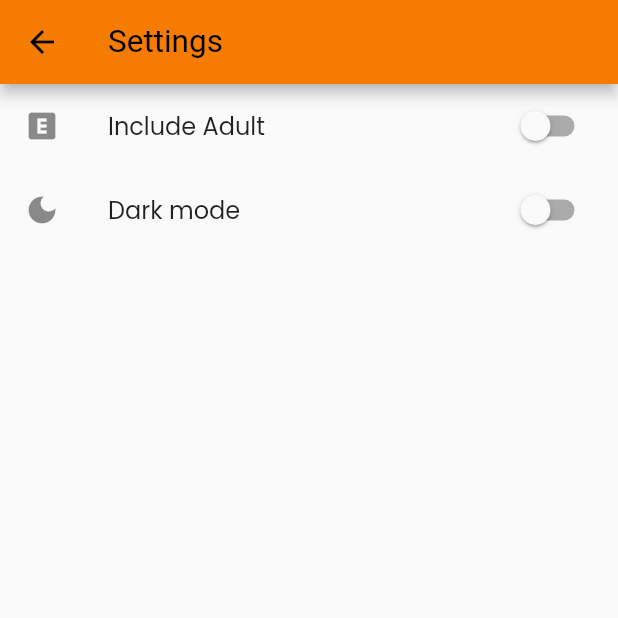
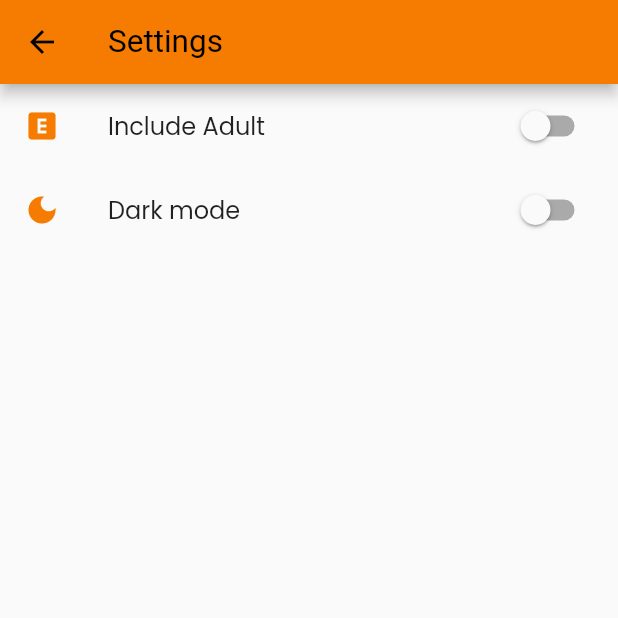
Before and after one commit to BeamlakAschalew/flixquest, a Flutter app: the Settings screen opened directly, on a phone screen of 412 x 824 dp, the top half of it. Run offline on Flutter 3.47's test engine with Material 2 defaults, Android fonts, the phone set to English and light mode, and no system bars; our stand-ins replace animated_text_kit, cached_network_image, carousel_slider, font_awesome_flutter, google_nav_bar, readmore and 2 more; missing offline and left inert: flutter_inappwebview, mixpanel_flutter, startapp_sdk; accounts and stored records are empty; Roboto replaces fonts that are missing (PoppinsSB); statements that could not run were skipped.

Commit message:
fixed ui

```diff
--- a/lib/main.dart
+++ b/lib/main.dart
@@ -31,7 +31,6 @@ class Cinemax extends StatefulWidget {
 class _CinemaxState extends State<Cinemax>
     with ChangeNotifier, WidgetsBindingObserver {
   late bool isFirstLaunch = true;
-  bool? isAdult;
   AdultmodeProvider adultmodeProvider = AdultmodeProvider();
   DarkthemeProvider themeChangeProvider = DarkthemeProvider();
   ADSProvider adsProvider = ADSProvider();
@@ -81,6 +80,7 @@ class _CinemaxState extends State<Cinemax>
     WidgetsBinding.instance.addObserver(this);
     firstTimeCheck();
     getCurrentAdultMode();
+    getCurrentThemeMode();
     getInterstitialAdForResume();
   }
 
--- a/lib/screens/settings.dart
+++ b/lib/screens/settings.dart
@@ -24,7 +24,10 @@ class _SettingsState extends State<Settings> {
             SwitchListTile(
               activeColor: const Color(0xFFF57C00),
               value: adultChange.isAdult,
-              secondary: const Icon(Icons.explicit),
+              secondary: const Icon(
+                Icons.explicit,
+                color: Color(0xFFF57C00),
+              ),
               title: const Text('Include Adult'),
               onChanged: (bool value) {
                 setState(() {
@@ -35,7 +38,10 @@ class _SettingsState extends State<Settings> {
             SwitchListTile(
               activeColor: const Color(0xFFF57C00),
               value: themeChange.darktheme,
-              secondary: const Icon(Icons.dark_mode),
+              secondary: const Icon(
+                Icons.dark_mode,
+                color: Color(0xFFF57C00),
+              ),
               title: const Text('Dark mode'),
               onChanged: (bool value) {
                 setState(() {
```
Also changed, not shown: lib/constants/theme_data.dart (+0 -32 lines), lib/screens/common_widgets.dart (+16 -6 lines), lib/screens/movie_widgets.dart (+0 -64 lines).
